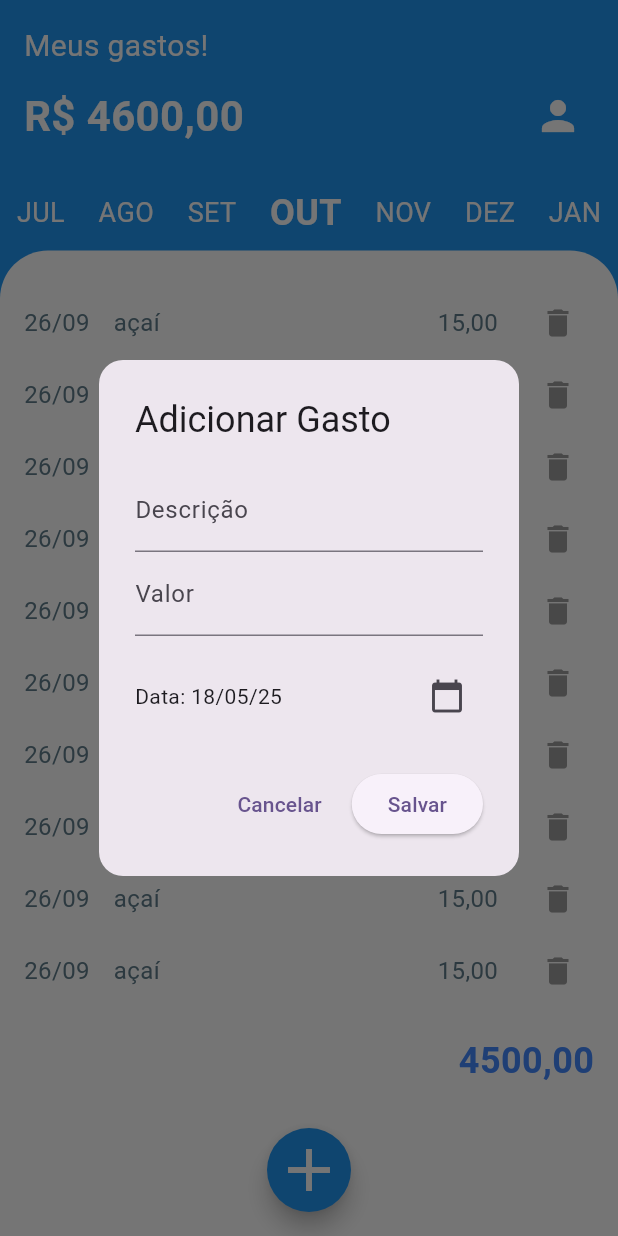
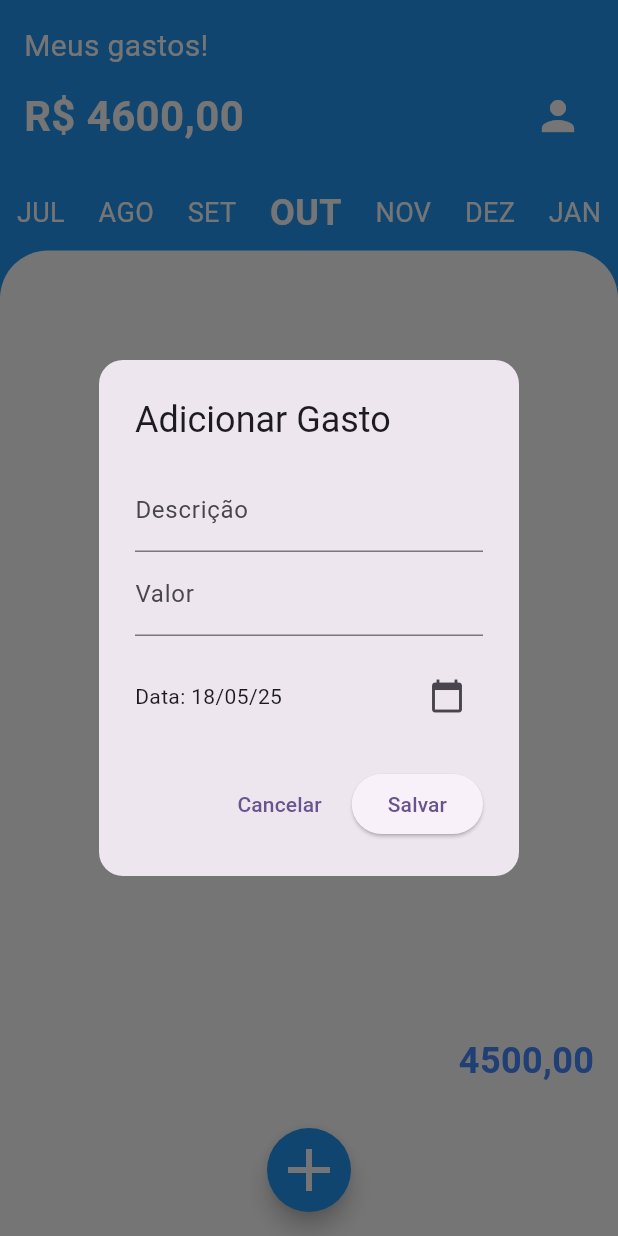
Before and after one commit to RodrigoFigueiredo346/counter, a Flutter app: the screen it shows after launch, after a tap on the "add" icon, on a phone screen of 412 x 824 dp. Run offline on Flutter 3.47's test engine with Material 3 defaults, Android fonts, the phone set to English and light mode, and no system bars.

Commit message:
refactor: implementando a lista de gastos exibida na tela home dinamicamente

```diff
--- a/lib/add_expense.dart
+++ /dev/null
@@ -1,107 +0,0 @@
-import 'package:flutter/material.dart';
-import 'package:intl/intl.dart';
-import 'package:provider/provider.dart';
-
-class Expense {
-  final String description;
-  final double amount;
-  final String date;
-
-  Expense({required this.description, required this.amount, required this.date});
-}
-
-class ExpenseProvider with ChangeNotifier {
-  final List<Expense> _expenses = [];
-
-  List<Expense> get expenses => _expenses;
-
-  void addExpense(Expense expense) {
-    _expenses.add(expense);
-    notifyListeners();
-  }
-}
-
-void showAddExpenseDialog(BuildContext context) {
-  final descriptionController = TextEditingController();
-  final amountController = TextEditingController();
-  DateTime selectedDate = DateTime.now();
-
-  showDialog(
-    context: context,
-    builder: (context) {
-      return StatefulBuilder(
-        builder: (context, setState) {
-          return AlertDialog(
-            shape: RoundedRectangleBorder(borderRadius: BorderRadius.circular(16)),
-            title: const Text('Adicionar Gasto'),
-            content: SingleChildScrollView(
-              child: Column(
-                mainAxisSize: MainAxisSize.min,
-                children: [
-                  TextField(
-                    controller: descriptionController,
-                    decoration: const InputDecoration(labelText: 'Descrição'),
-                  ),
-                  TextField(
-                    controller: amountController,
-                    decoration: const InputDecoration(labelText: 'Valor'),
-                    keyboardType: TextInputType.number,
-                  ),
-                  const SizedBox(height: 16),
-                  Row(
-                    children: [
-                      Expanded(
-                        child: Text(
-                          'Data: ${DateFormat('dd/MM/yy').format(selectedDate)}',
-                        ),
-                      ),
-                      IconButton(
-                        icon: const Icon(Icons.calendar_today),
-                        onPressed: () async {
-                          final picked = await showDatePicker(
-                            context: context,
-                            initialDate: selectedDate,
-                            firstDate: DateTime(2000),
-                            lastDate: DateTime(2100),
-                          );
-                          if (picked != null) {
-                            setState(() {
-                              selectedDate = picked;
-                            });
-                          }
-                        },
-                      ),
-                    ],
-                  ),
-                ],
-              ),
-            ),
-            actions: [
-              TextButton(
-                onPressed: () => Navigator.pop(context),
-                child: const Text('Cancelar'),
-              ),
-              ElevatedButton(
-                onPressed: () {
-                  final desc = descriptionController.text.trim();
-                  final amount = double.tryParse(amountController.text.trim().replaceAll(',', '.'));
-
-                  if (desc.isNotEmpty && amount != null) {
-                    final expense = Expense(
-                      description: desc,
-                      amount: amount,
-                      date: DateFormat('dd/MM/yy').format(selectedDate),
-                    );
-                    Provider.of<ExpenseProvider>(context, listen: false).addExpense(expense);
-                    Navigator.pop(context);
-                  }
-                },
-                child: const Text('Salvar'),
-              ),
-            ],
-          );
-        },
-      );
-    },
-  );
-}
--- a/lib/home.dart
+++ b/lib/home.dart
@@ -1,11 +1,17 @@
-import 'package:counter/add_expense.dart';
+import 'package:counter/expense_provider.dart';
+import 'package:counter/models/expense_model.dart';
 import 'package:flutter/material.dart';
+import 'package:provider/provider.dart';
 
 class ExpensesPage extends StatelessWidget {
-  const ExpensesPage({super.key});
+  ExpensesPage({super.key});
+  late ExpenseProvider expenseProvider;
+
   @override
   Widget build(BuildContext context) {
-    return Scaffold(
+    expenseProvider = Provider.of<ExpenseProvider>(context);
+    return SafeArea(
+      child: Scaffold(
         backgroundColor: Colors.blue, // Fundo da tela
         body: Column(
           children: [
@@ -28,6 +34,7 @@ class ExpensesPage extends StatelessWidget {
           ),
         ),
         floatingActionButtonLocation: FloatingActionButtonLocation.centerFloat,
+      ),
     );
   }
 
@@ -87,14 +94,6 @@ class ExpensesPage extends StatelessWidget {
   }
 
   Widget _buildExpenseList() {
-    final expenses = List.generate(10, (index) {
-      return {
-        'date': '26/09',
-        'description': 'açaí',
-        'amount': '15,00',
-      };
-    });
-
     return Container(
       decoration: const BoxDecoration(
           borderRadius: BorderRadius.only(
@@ -104,40 +103,29 @@ class ExpensesPage extends StatelessWidget {
           color: Colors.white),
       child: ListView.builder(
         padding: const EdgeInsets.symmetric(vertical: 24, horizontal: 16),
-        itemCount: expenses.length,
+        itemCount: expenseProvider.expenses.length,
         itemBuilder: (context, index) {
-          final expense = expenses[index];
+          final expense = expenseProvider.expenses[index];
           return Row(
             mainAxisAlignment: MainAxisAlignment.spaceBetween,
             children: [
-              Row(
-                children: [
               Text(
-                    expense['date']!,
+                expense.description,
                 style: const TextStyle(fontSize: 16, color: Colors.blueGrey),
               ),
-                  const SizedBox(width: 16),
               Text(
-                    expense['description']!,
+                expense.formattedDate,
                 style: const TextStyle(fontSize: 16, color: Colors.blueGrey),
               ),
-                ],
-              ),
-              Row(
-                mainAxisAlignment: MainAxisAlignment.spaceBetween,
-                children: [
               Text(
-                    expense['amount']!,
+                expense.formattedAmount,
                 style: const TextStyle(fontSize: 16, color: Colors.blueGrey),
               ),
-                  const SizedBox(width: 16),
               IconButton(
                 onPressed: () {
                   // Ação para deletar o item
                 },
                 icon: const Icon(Icons.delete, color: Colors.grey),
-                  ),
-                ],
               ),
             ],
           );
--- a/lib/main.dart
+++ b/lib/main.dart
@@ -1,4 +1,4 @@
-import 'package:counter/add_expense.dart';
+import 'package:counter/expense_provider.dart';
 import 'package:counter/home.dart';
 import 'package:flutter/material.dart';
 import 'package:provider/provider.dart';
@@ -33,7 +33,7 @@ class MyApp extends StatelessWidget {
         colorScheme: ColorScheme.fromSeed(seedColor: Colors.deepPurple),
         useMaterial3: true,
       ),
-      home: const ExpensesPage(),
+      home: ExpensesPage(),
     );
   }
 }
--- /dev/null
+++ b/lib/models/expense_model.dart
@@ -0,0 +1,17 @@
+import 'package:intl/intl.dart';
+
+class ExpenseModel {
+  final String description;
+  final double amount;
+  final DateTime date;
+
+  ExpenseModel({
+    required this.description,
+    required this.amount,
+    required this.date,
+  });
+
+  String get formattedDate => DateFormat('dd/MM/yy').format(date);
+
+  String get formattedAmount => 'R\$ ${amount.toStringAsFixed(2)}';
+}
```
Also changed, not shown: lib/expense_provider.dart (+9 -9 lines). Lines whose indentation alone changed are shown as unchanged.
